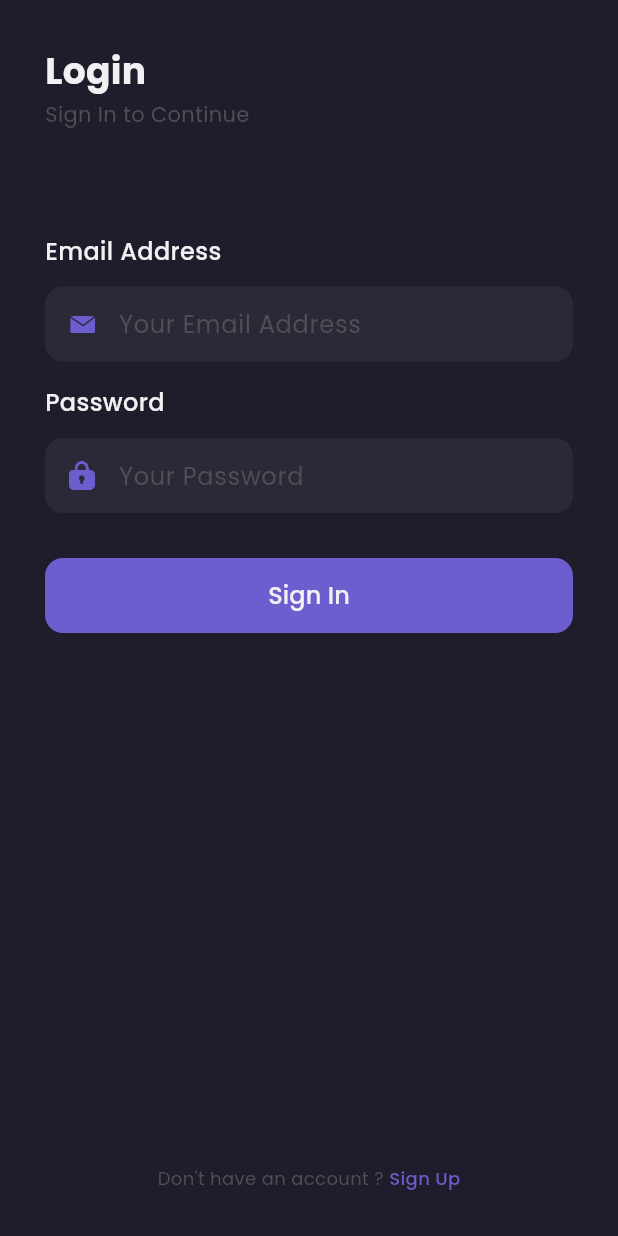
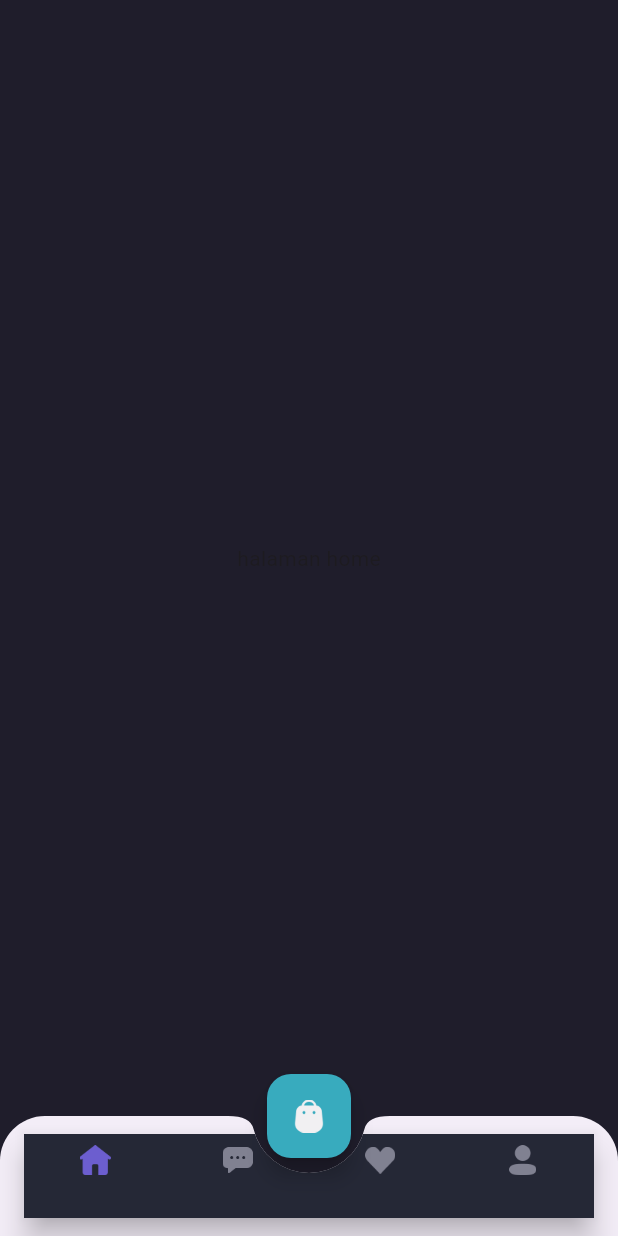
Before and after one commit to renalekiriyanto/shamo, a Flutter app: the screen it shows after launch, after a tap on "Sign In", on a phone screen of 412 x 824 dp. Run offline on Flutter 3.47's test engine with Material 3 defaults, Android fonts, the phone set to English and light mode, and no system bars; our stand-ins replace google_fonts.

Commit message:
Bottom Navigation Bar Custom

```diff
--- a/shamo_mobile/lib/main.dart
+++ b/shamo_mobile/lib/main.dart
@@ -2,6 +2,7 @@ import "package:flutter/material.dart";
 import "package:google_fonts/google_fonts.dart";
 import "package:shamo_mobile/pages/auth/login_page.dart";
 import "package:shamo_mobile/pages/auth/signup_page.dart";
+import "package:shamo_mobile/pages/home/main_home.dart";
 import "package:shamo_mobile/pages/splash_page.dart";
 import "theme.dart";
 
@@ -18,6 +19,7 @@ class MyApp extends StatelessWidget {
         '/': (context) => SplashPage(),
         '/login': (context) => LoginPage(),
         '/sign-up': (context) => SignupPage(),
+        '/home': (context) => HomePage()
       },
     );
   }
--- a/shamo_mobile/lib/pages/auth/login_page.dart
+++ b/shamo_mobile/lib/pages/auth/login_page.dart
@@ -108,7 +108,7 @@ class LoginPage extends StatelessWidget {
     );
   }
 
-  Widget signInButton() {
+  Widget signInButton(context) {
     return Container(
       height: 50,
       width: double.infinity,
@@ -119,9 +119,14 @@ class LoginPage extends StatelessWidget {
             backgroundColor: primaryColor,
             shape: RoundedRectangleBorder(
                 borderRadius: BorderRadius.circular(12))),
-        child: Text(
-          'Sign In',
-          style: primaryTextStyle.copyWith(fontSize: 16, fontWeight: medium),
+        child: GestureDetector(
+          onTap: (){
+            Navigator.pushNamed(context, '/home');
+          },
+          child: Text(
+            'Sign In',
+            style: primaryTextStyle.copyWith(fontSize: 16, fontWeight: medium),
+          ),
         ),
       ),
     );
@@ -163,7 +168,7 @@ class LoginPage extends StatelessWidget {
               header(),
               emailInput(),
               passwordInput(),
-              signInButton(),
+              signInButton(context),
               Spacer(),
               footer(context)
             ],
--- /dev/null
+++ b/shamo_mobile/lib/pages/home/main_home.dart
@@ -0,0 +1,71 @@
+import 'package:flutter/cupertino.dart';
+import 'package:flutter/material.dart';
+import 'package:shamo_mobile/theme.dart';
+
+class HomePage extends StatelessWidget {
+  const HomePage({super.key});
+
+  @override
+  Widget build(BuildContext context) {
+    Widget cartButton() {
+      return FloatingActionButton(
+        onPressed: () {},
+        backgroundColor: secondaryColor,
+        child: Image.asset(
+          'assets/icon_cart.png',
+          width: 20,
+        ),
+      );
+    }
+
+    Widget customBottomNav() {
+      return ClipRRect(
+        borderRadius: BorderRadius.vertical(top: Radius.circular(30)),
+        child: BottomAppBar(
+          shape: CircularNotchedRectangle(),
+          notchMargin: 10,
+          clipBehavior: Clip.antiAlias,
+          child: BottomNavigationBar(
+            type: BottomNavigationBarType.fixed,
+            backgroundColor: bgColor4,
+            items: [
+            BottomNavigationBarItem(
+                icon: Image.asset(
+                  'assets/icon_home.png',
+                  width: 21,
+                ),
+                label: ''),
+            BottomNavigationBarItem(
+                icon: Image.asset(
+                  'assets/icon_chat.png',
+                  width: 20,
+                ),
+                label: ''),
+            BottomNavigationBarItem(
+                icon: Image.asset(
+                  'assets/icon_wishlist.png',
+                  width: 20,
+                ),
+                label: ''),
+            BottomNavigationBarItem(
+                icon: Image.asset(
+                  'assets/icon_profile.png',
+                  width: 18,
+                ),
+                label: '')
+          ]),
+        ),
+      );
+    }
+
+    return Scaffold(
+      backgroundColor: bgColor1,
+      floatingActionButton: cartButton(),
+      floatingActionButtonLocation: FloatingActionButtonLocation.centerDocked,
+      bottomNavigationBar: customBottomNav(),
+      body: Center(
+        child: Text('halaman home'),
+      ),
+    );
+  }
+}
--- a/shamo_mobile/lib/theme.dart
+++ b/shamo_mobile/lib/theme.dart
@@ -11,6 +11,7 @@ Color bgColor3 = Color(0xff242231);
 Color primaryTextColor = Color(0xffF1F0F2);
 Color secondaryTextColor = const Color(0xff999999);
 Color subtitleTextColor = const Color(0xff504f54);
+Color bgColor4 = Color(0xff252836);
 
 TextStyle primaryTextStyle = GoogleFonts.poppins(
   color: primaryTextColor,
```
